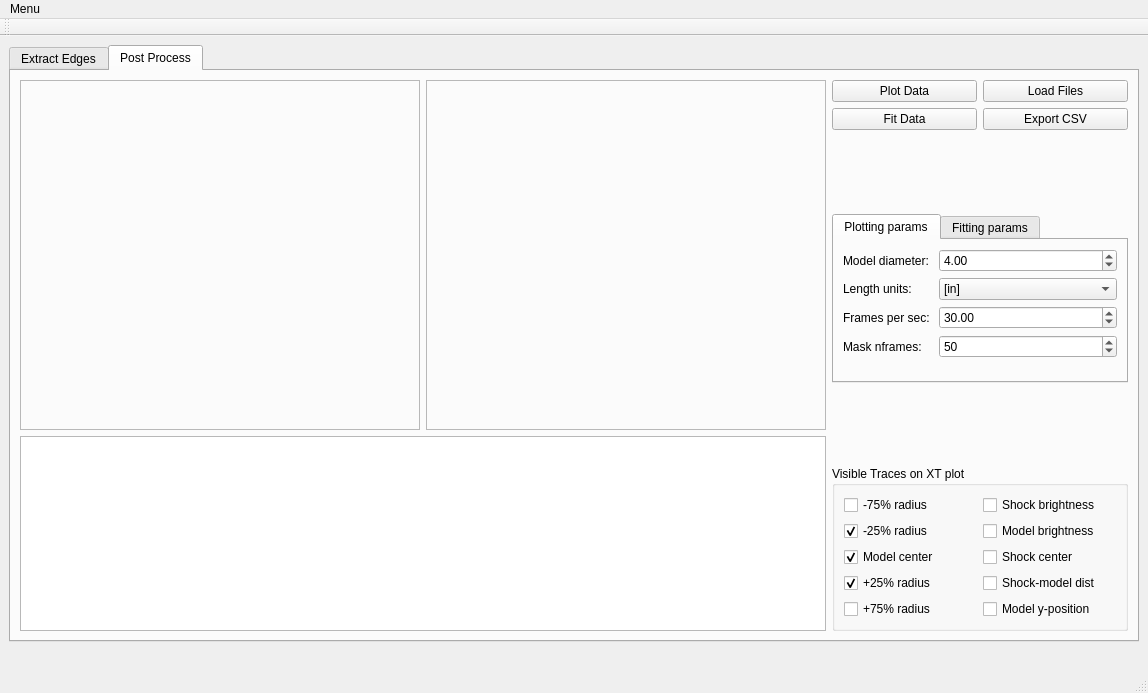
The window that gui/arcjetCV.ui (alexandrequ/arcjetCV) describes before a commit, drawn with Qt 5.
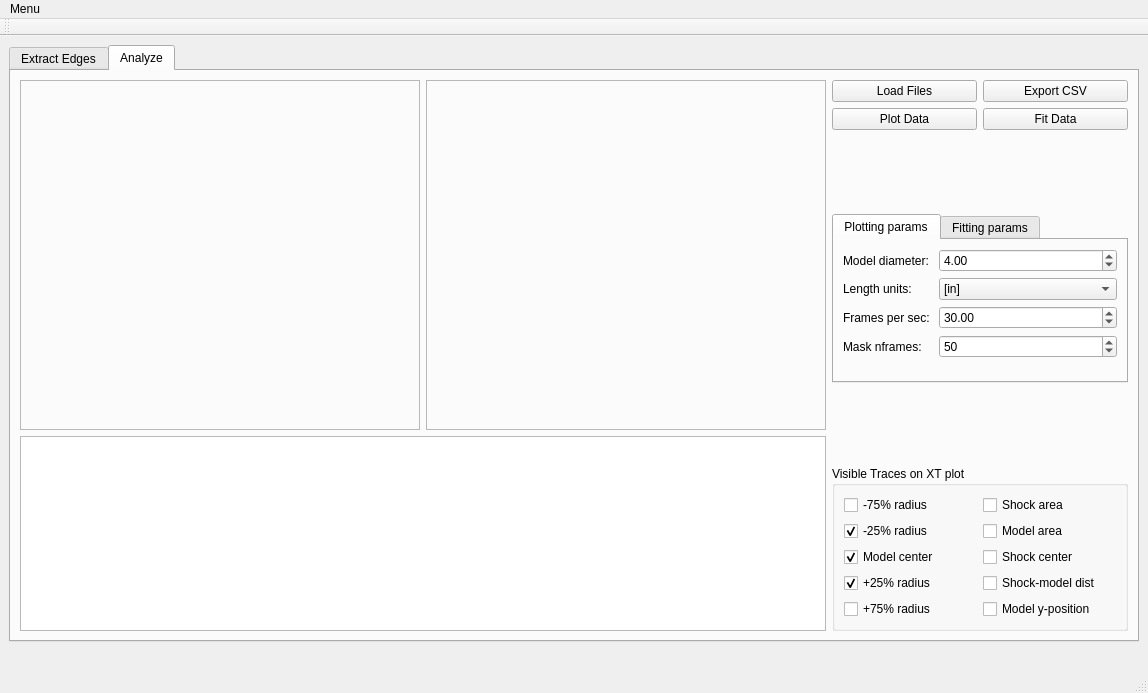
The same window after the commit.

What changed in the file:
```diff
--- a/gui/arcjetCV.ui
+++ b/gui/arcjetCV.ui
@@ -491,7 +491,7 @@
       </widget>
       <widget class="QWidget" name="tab_2">
        <attribute name="title">
-        <string>Post Process</string>
+        <string>Analyze</string>
        </attribute>
        <layout class="QHBoxLayout" name="horizontalLayout_11">
         <item>
@@ -573,13 +573,6 @@
          <layout class="QVBoxLayout" name="verticalLayout_7">
           <item>
            <layout class="QHBoxLayout" name="horizontalLayout_13">
-            <item>
-             <widget class="QPushButton" name="pushButton_PlotData">
-              <property name="text">
-               <string>Plot Data</string>
-              </property>
-             </widget>
-            </item>
             <item>
              <widget class="QPushButton" name="pushButton_LoadFiles">
               <property name="text">
@@ -587,10 +580,24 @@
               </property>
              </widget>
             </item>
+            <item>
+             <widget class="QPushButton" name="pushButton_export_csv">
+              <property name="text">
+               <string>Export CSV</string>
+              </property>
+             </widget>
+            </item>
            </layout>
           </item>
           <item>
            <layout class="QHBoxLayout" name="horizontalLayout_15">
+            <item>
+             <widget class="QPushButton" name="pushButton_PlotData">
+              <property name="text">
+               <string>Plot Data</string>
+              </property>
+             </widget>
+            </item>
             <item>
              <widget class="QPushButton" name="pushButton_fitData">
               <property name="text">
@@ -598,13 +605,6 @@
               </property>
              </widget>
             </item>
-            <item>
-             <widget class="QPushButton" name="pushButton_export_csv">
-              <property name="text">
-               <string>Export CSV</string>
-              </property>
-             </widget>
-            </item>
            </layout>
           </item>
           <item>
@@ -865,14 +865,14 @@
              <item row="1" column="1">
               <widget class="QCheckBox" name="checkBox_model_brightness">
                <property name="text">
-                <string>Model brightness</string>
+                <string>Model area</string>
                </property>
               </widget>
              </item>
              <item row="0" column="1">
               <widget class="QCheckBox" name="checkBox_shock_brightness">
                <property name="text">
-                <string>Shock brightness</string>
+                <string>Shock area</string>
                </property>
               </widget>
              </item>
```
Left out of the diff: 42 changed lines with no effect on the pictures.
